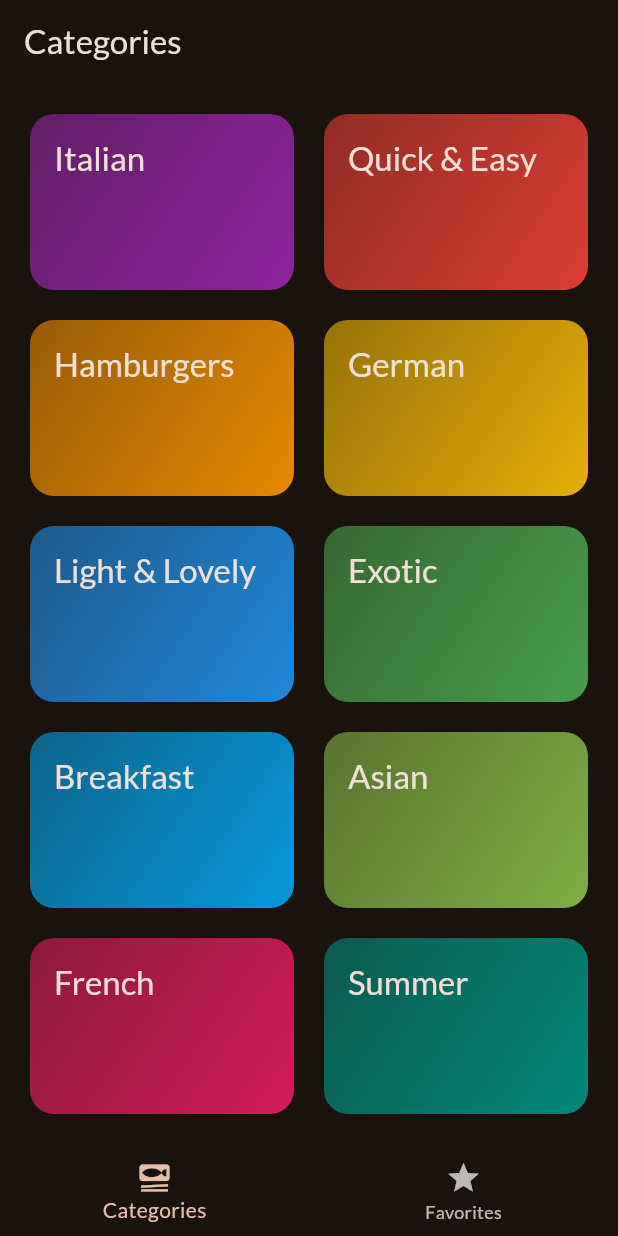
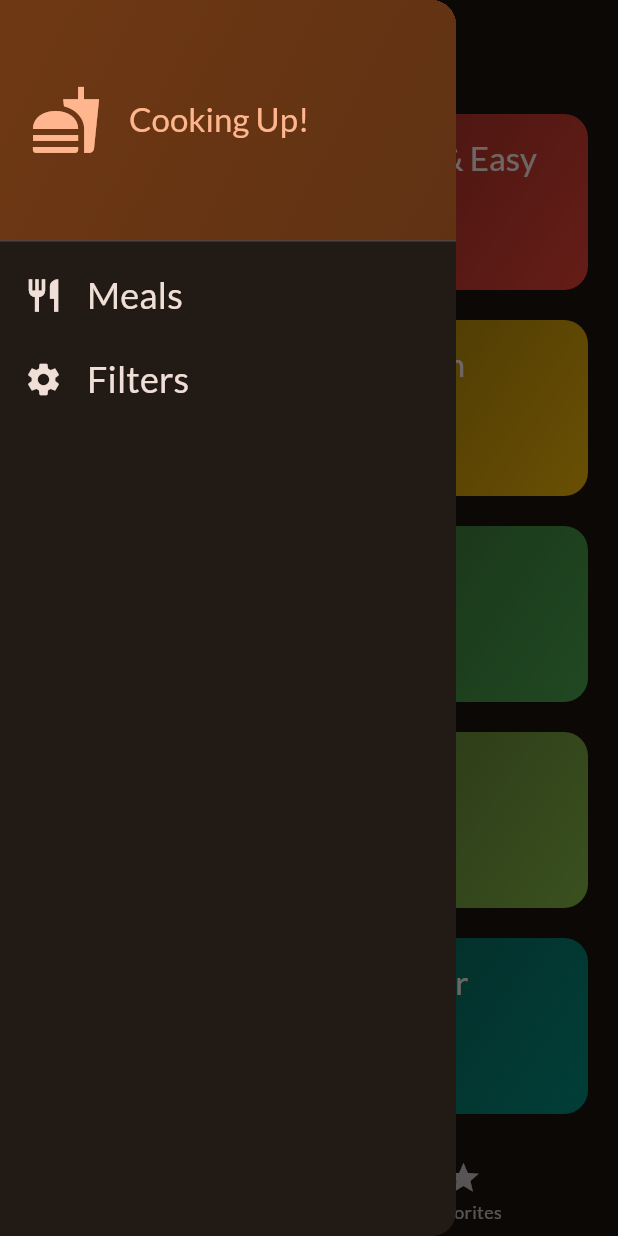
Before and after one commit to karanpatel0608/Meals_App, a Flutter app: the screen it shows after launch, with the side drawer open (before the commit the screen has no drawer), on a phone screen of 412 x 824 dp. Run offline on Flutter 3.47's test engine with Material 3 defaults, Android fonts, the phone set to English and light mode, and no system bars; our stand-ins replace google_fonts, transparent_image.

```diff
--- a/lib/screens/tabs.dart
+++ b/lib/screens/tabs.dart
@@ -1,7 +1,9 @@
 import 'package:flutter/material.dart';
 import 'package:meals/screens/categories.dart';
+import 'package:meals/screens/filters.dart';
 import 'package:meals/screens/meals.dart';
 import 'package:meals/models/meal.dart';
+import 'package:meals/widgets/main_drawer.dart';
 
 class TabsScreen extends StatefulWidget {
   const TabsScreen({super.key});
@@ -46,6 +48,15 @@ class _TabsScreenState extends State<TabsScreen> {
     });
   }
 
+  void _setScreen(String identifier) async {
+    Navigator.of(context).pop();
+    if (identifier == 'filters') {
+      final result = await Navigator.of(context)
+          .push<Map<Filter,bool>>(MaterialPageRoute(builder: (ctx) => FiltersScreen()));
+          print(result);
+    }
+  }
+
   @override
   Widget build(BuildContext context) {
     Widget activePage = CategoriesScreen(
@@ -65,6 +76,9 @@ class _TabsScreenState extends State<TabsScreen> {
       appBar: AppBar(
         title: Text(activePageTitle),
       ),
+      drawer: MainDrawer(
+        onSelectScreen: _setScreen,
+      ),
       body: activePage,
       bottomNavigationBar: BottomNavigationBar(
         onTap: _selectPage,
--- /dev/null
+++ b/lib/widgets/main_drawer.dart
@@ -0,0 +1,79 @@
+import 'package:flutter/material.dart';
+
+class MainDrawer extends StatelessWidget {
+  const MainDrawer({super.key, required this.onSelectScreen});
+
+  final void Function(String identifier) onSelectScreen;
+
+  @override
+  Widget build(BuildContext context) {
+    return Drawer(
+      child: Column(
+        children: [
+          DrawerHeader(
+            padding: const EdgeInsets.all(20),
+            decoration: BoxDecoration(
+              gradient: LinearGradient(colors: [
+                Theme.of(context).colorScheme.primaryContainer,
+                Theme.of(context).colorScheme.primaryContainer.withOpacity(0.8)
+              ], begin: Alignment.topLeft, end: Alignment.bottomRight),
+            ),
+            child: Row(
+              children: [
+                Icon(
+                  Icons.fastfood,
+                  size: 48,
+                  color: Theme.of(context).colorScheme.primary,
+                ),
+                const SizedBox(
+                  width: 18,
+                ),
+                Text(
+                  'Cooking Up!',
+                  style: Theme.of(context)
+                      .textTheme
+                      .titleLarge!
+                      .copyWith(color: Theme.of(context).colorScheme.primary),
+                ),
+              ],
+            ),
+          ),
+          ListTile(
+            leading: Icon(
+              Icons.restaurant,
+              size: 26,
+              color: Theme.of(context).colorScheme.onBackground,
+            ),
+            title: Text(
+              'Meals',
+              style: Theme.of(context).textTheme.titleSmall!.copyWith(
+                    color: Theme.of(context).colorScheme.onBackground,
+                    fontSize: 24,
+                  ),
+            ),
+            onTap: () {
+              onSelectScreen('meals');
+            },
+          ),
+          ListTile(
+            leading: Icon(
+              Icons.settings,
+              size: 26,
+              color: Theme.of(context).colorScheme.onBackground,
+            ),
+            title: Text(
+              'Filters',
+              style: Theme.of(context).textTheme.titleSmall!.copyWith(
+                    color: Theme.of(context).colorScheme.onBackground,
+                    fontSize: 24,
+                  ),
+            ),
+            onTap: () {
+              onSelectScreen('filters');
+            },
+          ),
+        ],
+      ),
+    );
+  }
+}
```
Also changed, not shown: lib/screens/filters.dart (added, +144 -0 lines).
